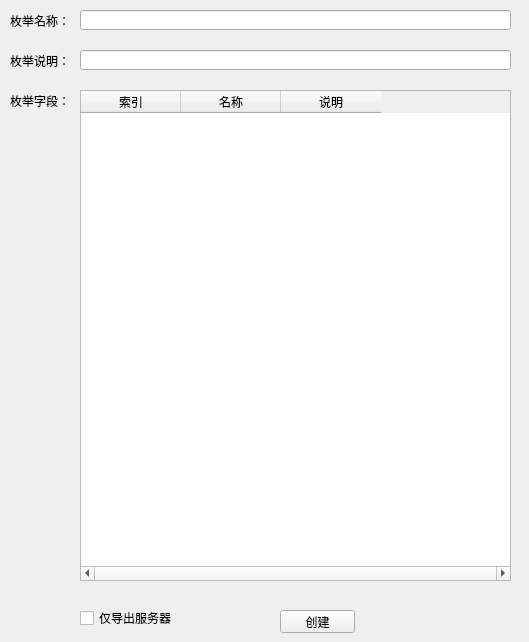
Old version of the form designer/ui/create_enum.ui in the repository aywfelix/ProtoExcelTool.
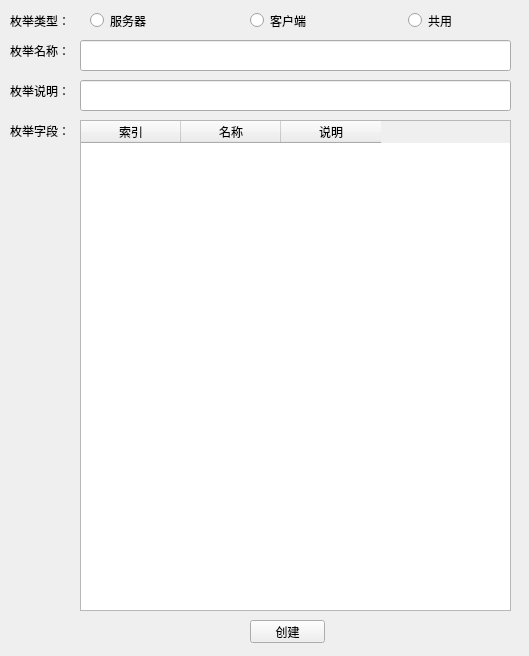
New version of the form.

Commit message: 添加枚举类型选择

The edit to the form file:
```diff
--- a/designer/ui/create_enum.ui
+++ b/designer/ui/create_enum.ui
@@ -7,7 +7,7 @@
     <x>0</x>
     <y>0</y>
     <width>529</width>
-    <height>642</height>
+    <height>656</height>
    </rect>
   </property>
   <property name="windowTitle">
@@ -17,30 +17,17 @@
    <property name="geometry">
     <rect>
      <x>80</x>
-     <y>50</y>
+     <y>80</y>
      <width>431</width>
-     <height>20</height>
+     <height>31</height>
     </rect>
    </property>
   </widget>
-  <widget class="QCheckBox" name="cBxEnum">
-   <property name="geometry">
-    <rect>
-     <x>80</x>
-     <y>610</y>
-     <width>121</width>
-     <height>16</height>
-    </rect>
-   </property>
-   <property name="text">
-    <string>仅导出服务器</string>
-   </property>
-  </widget>
   <widget class="QLabel" name="label_7">
    <property name="geometry">
     <rect>
      <x>10</x>
-     <y>10</y>
+     <y>40</y>
      <width>71</width>
      <height>21</height>
     </rect>
@@ -53,9 +40,9 @@
    <property name="geometry">
     <rect>
      <x>80</x>
-     <y>10</y>
+     <y>40</y>
      <width>431</width>
-     <height>20</height>
+     <height>31</height>
     </rect>
    </property>
   </widget>
@@ -63,7 +50,7 @@
    <property name="geometry">
     <rect>
      <x>10</x>
-     <y>50</y>
+     <y>80</y>
      <width>71</width>
      <height>21</height>
     </rect>
@@ -76,7 +63,7 @@
    <property name="geometry">
     <rect>
      <x>10</x>
-     <y>90</y>
+     <y>120</y>
      <width>71</width>
      <height>21</height>
     </rect>
@@ -88,8 +75,8 @@
   <widget class="QPushButton" name="bTnEnumCreate">
    <property name="geometry">
     <rect>
-     <x>280</x>
-     <y>610</y>
+     <x>250</x>
+     <y>620</y>
      <width>75</width>
      <height>23</height>
     </rect>
@@ -98,45 +85,73 @@
     <string>创建</string>
    </property>
   </widget>
+  <widget class="QLabel" name="label_9">
+   <property name="geometry">
+    <rect>
+     <x>10</x>
+     <y>10</y>
+     <width>71</width>
+     <height>21</height>
+    </rect>
+   </property>
+   <property name="text">
+    <string>枚举类型：</string>
+   </property>
+  </widget>
+  <widget class="QRadioButton" name="rBtnServer">
+   <property name="geometry">
+    <rect>
+     <x>90</x>
+     <y>10</y>
+     <width>89</width>
+     <height>21</height>
+    </rect>
+   </property>
+   <property name="text">
+    <string>服务器</string>
+   </property>
+  </widget>
+  <widget class="QRadioButton" name="rBtnClient">
+   <property name="geometry">
+    <rect>
+     <x>250</x>
+     <y>10</y>
+     <width>89</width>
+     <height>21</height>
+    </rect>
+   </property>
+   <property name="text">
+    <string>客户端</string>
+   </property>
+  </widget>
+  <widget class="QRadioButton" name="rBtnCom">
+   <property name="geometry">
+    <rect>
+     <x>408</x>
+     <y>10</y>
+     <width>101</width>
+     <height>21</height>
+    </rect>
+   </property>
+   <property name="text">
+    <string>共用</string>
+   </property>
+  </widget>
   <widget class="QTableWidget" name="tBvEnum">
    <property name="geometry">
     <rect>
      <x>80</x>
-     <y>90</y>
+     <y>120</y>
      <width>431</width>
      <height>491</height>
     </rect>
    </property>
-   <property name="sizePolicy">
-    <sizepolicy hsizetype="Fixed" vsizetype="Fixed">
-     <horstretch>0</horstretch>
-     <verstretch>0</verstretch>
-    </sizepolicy>
-   </property>
    <property name="horizontalScrollBarPolicy">
-    <enum>Qt::ScrollBarAlwaysOn</enum>
+    <enum>Qt::ScrollBarAsNeeded</enum>
    </property>
    <property name="sizeAdjustPolicy">
     <enum>QAbstractScrollArea::AdjustIgnored</enum>
    </property>
-   <property name="autoScroll">
-    <bool>false</bool>
-   </property>
-   <property name="tabKeyNavigation">
-    <bool>false</bool>
-   </property>
-   <property name="showDropIndicator" stdset="0">
-    <bool>false</bool>
-   </property>
-   <property name="dragDropOverwriteMode">
-    <bool>false</bool>
-   </property>
-   <property name="wordWrap">
-    <bool>false</bool>
-   </property>
-   <property name="cornerButtonEnabled">
-    <bool>false</bool>
-   </property>
    <property name="columnCount">
     <number>3</number>
    </property>
```
The commit also changes 21 other files.
